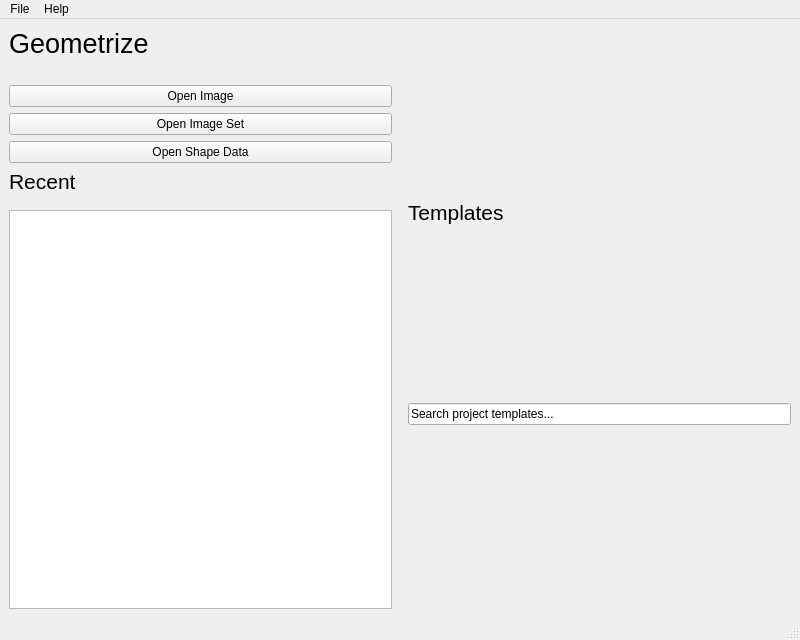
Old version of the form Geometrize/dialog/launchwindow.ui in the repository Tw1ddle/geometrize.
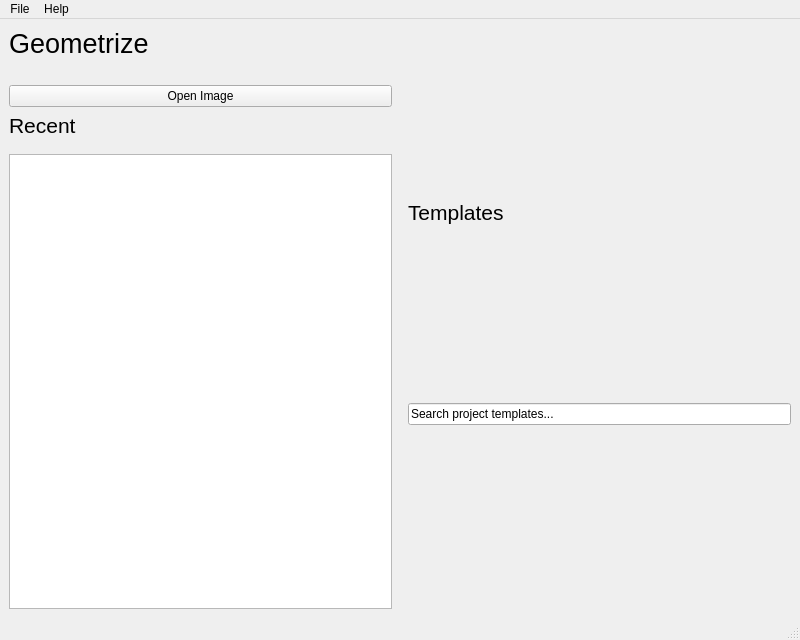
New version of the form. Custom widgets are drawn as their Qt base class.

Diff of the .ui file:
```diff
--- a/Geometrize/dialog/launchwindow.ui
+++ b/Geometrize/dialog/launchwindow.ui
@@ -83,20 +83,6 @@
             </property>
            </widget>
           </item>
-          <item>
-           <widget class="QPushButton" name="openImageSetButton">
-            <property name="text">
-             <string>Open Image Set</string>
-            </property>
-           </widget>
-          </item>
-          <item>
-           <widget class="QPushButton" name="openShapeDataButton">
-            <property name="text">
-             <string>Open Shape Data</string>
-            </property>
-           </widget>
-          </item>
          </layout>
         </item>
         <item>
```
